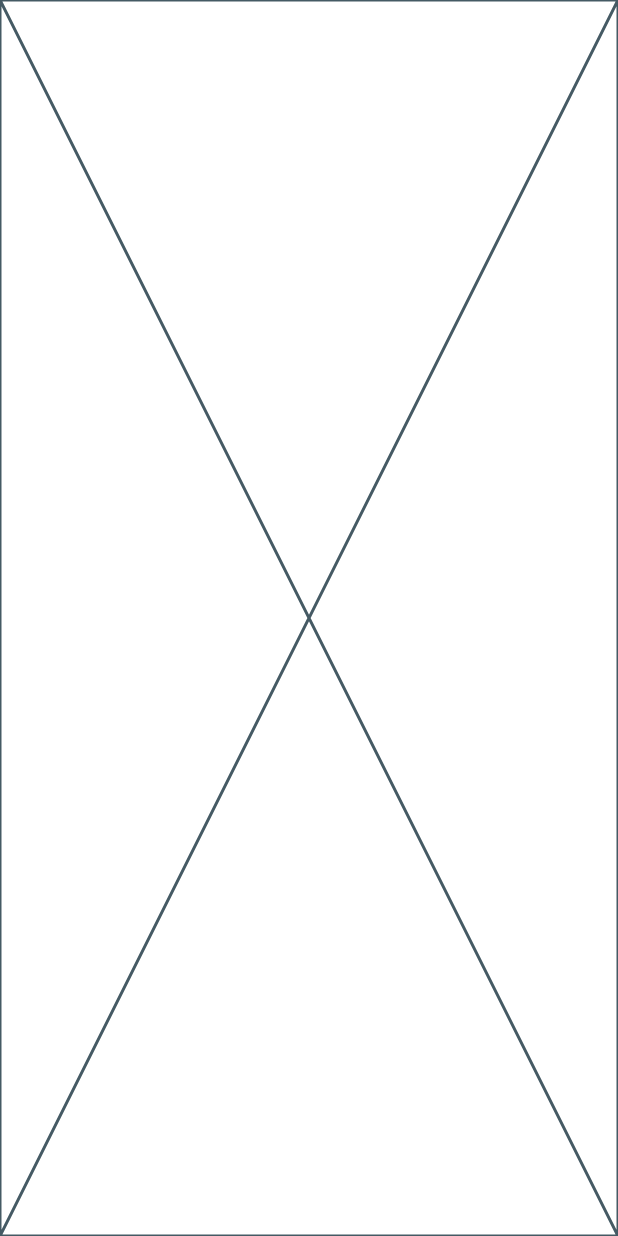
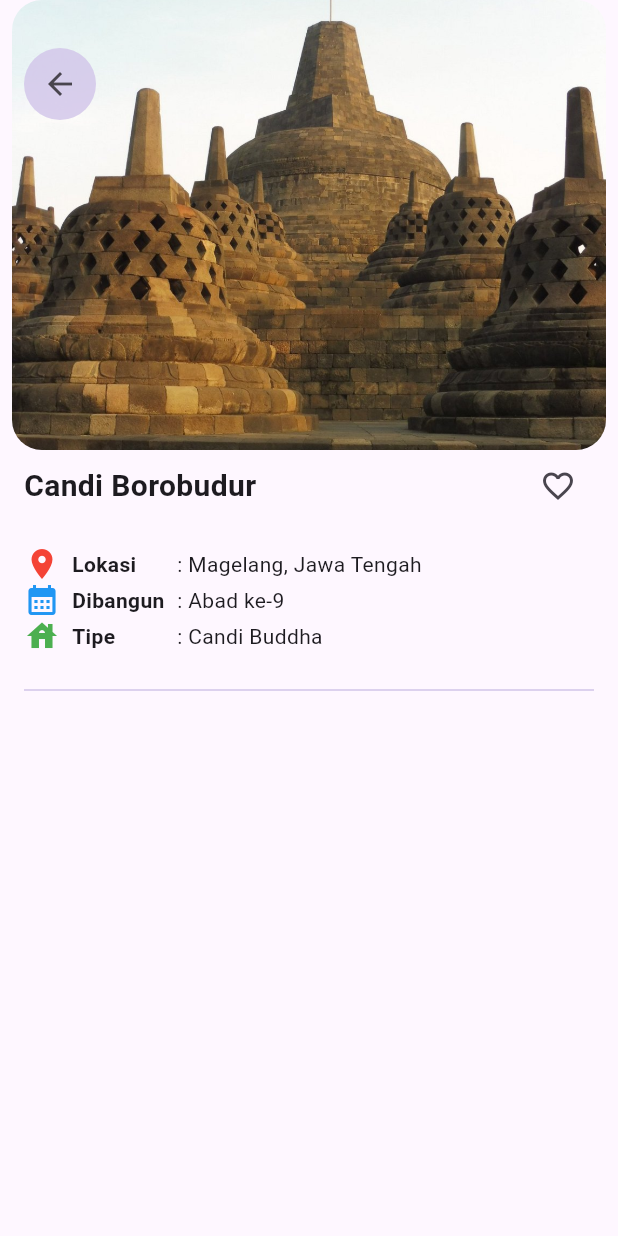
Before and after one commit to FaizZzhue/wisata_candi_faiz, a Flutter app: the screen it shows after launch, on a phone screen of 412 x 824 dp. Run offline on Flutter 3.47's test engine with Material 3 defaults, Android fonts, the phone set to English and light mode, and no system bars.

Commit message:
Update : Lanjutan

```diff
--- /dev/null
+++ b/lib/data/candi_data.dart
@@ -0,0 +1,164 @@
+import 'package:wisata_candi/models/candi.dart';
+
+var candiList = [
+  Candi(
+    name: 'Candi Borobudur',
+    location: 'Magelang, Jawa Tengah',
+    description:
+        'Candi Borobudur, candi Buddha terbesar di dunia, dibangun oleh penganut Buddha Mahayana pada abad ke-9 di Jawa Tengah, Indonesia. Dengan enam teras dan tiga pelataran melingkar yang dihiasi relief dan arca Buddha, Borobudur adalah tempat suci untuk memuliakan Buddha dan panduan ziarah menuju pencerahan. Meskipun ditinggalkan pada abad ke-10, candi ini ditemukan kembali pada tahun 1814 dan setelah pemugaran besar-besaran, diakui sebagai Situs Warisan Dunia oleh UNESCO.',
+    built: 'Abad ke-9',
+    type: 'Candi Buddha',
+    imageAsset: 'assets/borobudur.jpeg',
+    imageUrls: [
+      'https://media-cdn.tripadvisor.com/media/photo-o/11/cd/4f/71/borobudur-and-the-sky.jpg',
+      'https://media-cdn.tripadvisor.com/media/photo-o/11/cd/5d/36/borobudur-airial-view.jpg',
+      'https://media-cdn.tripadvisor.com/media/photo-o/11/cd/4d/c7/borobudur-and-the-sky.jpg',
+      'https://media-cdn.tripadvisor.com/media/photo-o/11/cd/47/0e/borobudur-sunset-moment.jpg',
+    ],
+    isFavorite: false,
+  ),
+  Candi(
+    name: 'Candi Mendut',
+    location: 'Magelang, Jawa Tengah',
+    description:
+        'Candi Mendut adalah candi Buddha yang terletak di Desa Mendut, Kabupaten Magelang, Jawa Tengah, sekitar 3 kilometer dari Candi Borobudur. Dibangun pada masa pemerintahan Raja Indra dari dinasti Syailendra, Candi Mendut dikaitkan dengan prasasti Karangtengah tahun 824 Masehi, yang mengaitkannya dengan istilah "wenuwana" atau hutan bambu. Candi ini dibangun dengan batu bata dan lapisan batu alam, berdiri teguh di atas basement tinggi dengan pintu masuk menghadap barat-daya. Bangunan ini memiliki lorong mengelilingi tubuhnya, atap tiga tingkat, dan dihiasi dengan 48 stupa kecil di bagian puncaknya.',
+    built: 'Abad ke-9',
+    type: 'Candi Buddha',
+    imageAsset: 'assets/mendut.jpeg',
+    imageUrls: [
+      'https://media-cdn.tripadvisor.com/media/photo-o/08/8d/bd/dc/photo1jpg.jpg',
+      'https://media-cdn.tripadvisor.com/media/photo-o/08/30/84/fe/detail.jpg',
+      'https://media-cdn.tripadvisor.com/media/photo-o/07/9c/66/49/parc-du-monastere.jpg',
+      'https://media-cdn.tripadvisor.com/media/photo-o/07/64/89/fe/candi-mendut-temple.jpg',
+    ],
+    isFavorite: false,
+  ),
+  Candi(
+    name: 'Candi Prambanan',
+    location: 'Daerah Istimewa Yogyakarta',
+    description:
+        'Candi Prambanan adalah candi Hindu terbesar di Indonesia, didirikan pada abad ke-9 Masehi dan dipersembahkan untuk Trimurti Hindu: Brahma, Wisnu, dan Siwa. Terletak di Daerah Istimewa Yogyakarta dan Jawa Tengah, kompleks candi ini mencakup Bokoharjo, Prambanan, Sleman, Yogyakarta, serta Tlogo, Prambanan, Klaten, Jawa Tengah. Candi ini termasuk Situs Warisan Dunia UNESCO, memiliki arsitektur tinggi dan ramping, dengan candi Siwa sebagai pusat dengan ketinggian 47 meter. Dibangun mulai sekitar tahun 850 Masehi oleh Rakai Pikatan dan dikembangkan oleh Balitung Maha Sambu dari kerajaan Medang Mataram, Prambanan menjadi daya tarik wisatawan global.',
+    built: 'Abad ke-9',
+    type: 'Candi Hindu',
+    imageAsset: 'assets/prambanan.jpeg',
+    imageUrls: [
+      'http://media-cdn.tripadvisor.com/media/photo-o/11/d3/f4/02/main-prambanan-temple.jpg',
+      'https://media-cdn.tripadvisor.com/media/photo-o/11/d3/f3/fb/main-prambanan-temple.jpg',
+      'https://media-cdn.tripadvisor.com/media/photo-o/11/cd/21/b5/prambanan-diwaktu-malam.jpg',
+      'https://media-cdn.tripadvisor.com/media/photo-o/11/cd/21/a1/prambanan-yang-luas-dan.jpg',
+    ],
+    isFavorite: false,
+  ),
+  Candi(
+    name: 'Candi Lumbung',
+    location: 'Klaten, Jawa Tengah',
+    description:
+        'Candi Lumbung, bagian Taman Wisata Candi Prambanan, terletak di Jawa Tengah, Kabupaten Klaten. Dibangun pada abad ke-9 saat Kerajaan Mataram Kuno, candi ini terdiri dari satu candi induk dan 16 candi perwara. Candi induk memiliki denah poligon bersisi 20, luas 350 m2, dan menghadap ke timur, meskipun sekarang tidak lengkap karena sejumlah batu hilang. Penelitian modern oleh J. Dumarçay juga mencatat perubahan struktur candi ini.',
+    built: 'Abad ke-9',
+    type: 'Candi Buddha',
+    imageAsset: 'assets/lumbung.jpeg',
+    imageUrls: [
+      'https://media-cdn.tripadvisor.com/media/photo-o/28/11/e1/80/lumbung-temple.jpg',
+      'http://media-cdn.tripadvisor.com/media/photo-o/28/11/e1/73/lumbung-temple.jpg',
+      'http://media-cdn.tripadvisor.com/media/photo-o/28/11/e1/21/lumbung-temple.jpg',
+      'https://media-cdn.tripadvisor.com/media/photo-o/28/11/e1/33/lumbung-temple.jpg',
+    ],
+    isFavorite: false,
+  ),
+  Candi(
+    name: 'Candi Sewu',
+    location: 'Klaten, Jawa Tengah',
+    description:
+        'Candi Sewu adalah kompleks candi Buddha yang didirikan pada abad ke-8 Masehi dan terletak sekitar delapan ratus meter di utara Candi Prambanan. Menjadi kompleks candi Buddha terbesar kedua di Jawa Tengah setelah Candi Borobudur, Candi Sewu memiliki nama asli Manjusri grha (Rumah Manjusri), dan usianya lebih tua daripada Candi Borobudur dan Prambanan. Walaupun semula memiliki 249 candi, masyarakat setempat menyebutnya "Sewu" yang dalam bahasa Jawa berarti seribu, merujuk pada legenda Loro Jonggrang.',
+    built: 'Abad ke-8',
+    type: 'Candi Buddha',
+    imageAsset: 'assets/sewu.jpeg',
+    imageUrls: [
+      'https://media-cdn.tripadvisor.com/media/photo-o/16/29/03/ec/dsc-5480-largejpg.jpg',
+      'https://media-cdn.tripadvisor.com/media/photo-o/13/9a/31/8e/caption.jpg',
+      'https://media-cdn.tripadvisor.com/media/photo-o/14/78/fd/64/dsc-0395-largejpg.jpg',
+      'https://media-cdn.tripadvisor.com/media/photo-o/16/10/f6/55/20181224-104447-largejpg.jpg',
+    ],
+    isFavorite: false,
+  ),
+  Candi(
+    name: 'Candi Kalasan',
+    location: 'Daerah Istimewa Yogyakarta',
+    description:
+        'Candi Kalasan, Cagar Budaya Buddha di Yogyakarta, memiliki 52 stupa dan berlokasi di Desa Tirtomartani. Terletak sekitar 2 km dari Candi Prambanan, candi ini awalnya satu-satunya struktur yang ditemukan di situs ini, tetapi penggalian lebih lanjut mengungkap bangunan pendukung lain dan tiga candi kecil di luar bangunan utama. Prasasti Kalasan tahun 778 mengungkapkan pendirian bangunan suci untuk menghormati Bodhisattva wanita, Tarabhawana, oleh Maharaja Tejapurnapana Panangkaran dari keluarga Syailendra. Candi ini dianggap sebagai bukti keberadaan Wangsa Syailendra. Menurut penafsiran ahli, Candi Kalasan adalah gabungan Buddhisme dan Hinduisme, mengalami tiga kali perbaikan. Relief Bodhisattva dan atap berlapis tiga menjadi ciri khas candi ini.',
+    built: 'Abad ke-8',
+    type: 'Candi Buddha',
+    imageAsset: 'assets/kalasan.jpeg',
+    imageUrls: [
+      'https://media-cdn.tripadvisor.com/media/photo-o/11/49/7f/c6/img-20171102-100329-largejpg.jpg',
+      'https://media-cdn.tripadvisor.com/media/photo-o/0d/d1/15/1b/papan-nama-peringatan.jpg',
+      'https://media-cdn.tripadvisor.com/media/photo-o/0d/b4/4a/9d/caption.jpg',
+      'https://media-cdn.tripadvisor.com/media/photo-o/0d/bd/3b/88/20161127-152738-largejpg.jpg',
+    ],
+    isFavorite: false,
+  ),
+  Candi(
+    name: 'Candi Sari',
+    location: 'Daerah Istimewa Yogyakarta',
+    description:
+        'Candi Sari, atau Candi Bendah, adalah candi Buddha yang terletak di Desa Tirtomartani, Sleman, Yogyakarta. Dibangun pada abad ke-8 dan ke-9 saat Kerajaan Mataram Kuno, candi ini memiliki 9 stupa di bagian atasnya yang tersusun dalam 3 deretan sejajar, mirip dengan Candi Borobudur. Bangunannya mirip dengan Candi Plaosan dan memiliki ruangan bertingkat dua di bawah stupa, mungkin digunakan untuk meditasi biksu. Dulu digunakan sebagai Vihara Buddha untuk belajar dan mengajar para biksu.',
+    built: 'Abad ke-8',
+    type: 'Candi Buddha',
+    imageAsset: 'assets/sari.jpeg',
+    imageUrls: [
+      'http://media-cdn.tripadvisor.com/media/photo-o/0d/7a/26/27/p-20150104-102350-hdr.jpg',
+      'https://media-cdn.tripadvisor.com/media/photo-o/17/e4/b5/32/komplek-candi-sari.jpg',
+      'http://media-cdn.tripadvisor.com/media/photo-o/13/46/0c/0e/cube.jpg',
+      'https://media-cdn.tripadvisor.com/media/photo-o/13/46/09/6d/high-wall.jpg',
+    ],
+    isFavorite: false,
+  ),
+  Candi(
+    name: 'Candi Plaosan',
+    location: 'Klaten, Jawa Tengah',
+    description:
+        'Candi Plaosan adalah kompleks percandian di Desa Bugisan, Jawa Tengah. Terdiri dari Candi Plaosan Lor dan Candi Plaosan Kidul, kompleks ini terletak sekitar 1 km dari Candi Sewu atau Candi Prambanan. Bangunan-bangunan dengan stupa, arca Buddha, dan candi perwara menandakan karakter Buddha. Dibangun pada abad ke-9 oleh Raja Rakai Pikatan dan Sri Kahulunan dari Kerajaan Medang, candi ini dahulu dikelilingi oleh parit persegi panjang yang sebagian masih terlihat di timur dan barat candi.',
+    built: 'Abad ke-9',
+    type: 'Candi Buddha',
+    imageAsset: 'assets/plaosan.jpeg',
+    imageUrls: [
+      'https://media-cdn.tripadvisor.com/media/photo-o/15/64/fe/2c/candi-plaosan-nan-exotic.jpg',
+      'https://media-cdn.tripadvisor.com/media/photo-o/0b/9b/16/eb/candi-plaosan-merupakan.jpg',
+      'https://media-cdn.tripadvisor.com/media/photo-o/04/d1/be/8d/candi-plaosan.jpg',
+      'https://media-cdn.tripadvisor.com/media/photo-o/28/14/e5/d4/caption.jpg',
+    ],
+    isFavorite: false,
+  ),
+  Candi(
+    name: 'Candi Singosari',
+    location: 'Malang, Jawa Timur',
+    description:
+        'Candi Singasari adalah situs Hindu-Buddha bersejarah dari Kerajaan Singasari, terletak di Singosari, Malang, Jawa Timur, Indonesia, sekitar 10 km dari Kota Malang. Candi ini merupakan tempat pemujaan Raja Kertanegara, raja terakhir Singasari, yang wafat pada 1292. Terletak di lembah di antara Pegunungan Tengger dan Gunung Arjuno, candi ini dibangun dengan metode menumpuk batu andesit dan diukir dari atas ke bawah.',
+    built: 'Abad ke-13',
+    type: 'Candi Hindu-Buddha',
+    imageAsset: 'assets/singosari.jpeg',
+    imageUrls: [
+      'https://media-cdn.tripadvisor.com/media/photo-o/06/c9/d4/f2/candi-singosari.jpg',
+      'https://media-cdn.tripadvisor.com/media/photo-o/1a/ca/37/49/candi-cungkup-candirenggo.jpg',
+      'https://media-cdn.tripadvisor.com/media/photo-o/15/a2/c0/8d/dvarapala.jpg',
+      'https://media-cdn.tripadvisor.com/media/photo-o/15/a2/c0/88/singosari-temple-kala.jpg',
+    ],
+    isFavorite: false,
+  ),
+  Candi(
+    name: 'Candi Jago',
+    location: 'Malang, Jawa Timur',
+    description:
+        'Candi Jago, didirikan oleh Kerajaan Singhasari abad ke-13 untuk menghormati Raja Wisnuwardhana, terletak di Desa Tumpang, Malang, Jawa Timur. Candi ini menganut agama Buddha Tatrayana dan memiliki arca khas amoghapasa yang mewakili Raja Wisnuwarddhana. Bangunan candi ini, terbuat dari batu andesit, memiliki bagian atas yang tersisa sebagian karena diterjang petir. Relief Kunjarakarna dan Pancatantra dapat ditemukan di sini. Arca Manjusri yang awalnya berada di candi ini, kini tersimpan di Museum Nasional.',
+    built: 'Abad ke-13',
+    type: 'Candi Buddha',
+    imageAsset: 'assets/jago.jpeg',
+    imageUrls: [
+      'https://media-cdn.tripadvisor.com/media/photo-o/08/75/ab/a3/photo2jpg.jpg',
+      'https://media-cdn.tripadvisor.com/media/photo-o/08/75/ab/a1/photo0jpg.jpg',
+      'https://media-cdn.tripadvisor.com/media/photo-o/05/60/f7/12/jhago-temple.jpg',
+      'https://media-cdn.tripadvisor.com/media/photo-o/05/60/f6/e5/jhago-temple.jpg',
+    ],
+    isFavorite: false,
+  ),
+];
--- a/lib/main.dart
+++ b/lib/main.dart
@@ -1,4 +1,6 @@
 import 'package:flutter/material.dart';
+import 'package:wisata_candi/data/candi_data.dart';
+import 'package:wisata_candi/screens/detail_screen.dart';
 
 void main() {
   runApp(const MyApp());
@@ -11,20 +13,13 @@ class MyApp extends StatelessWidget {
   @override
   Widget build(BuildContext context) {
     return MaterialApp(
+      debugShowCheckedModeBanner: false,
       title: 'Wisata Candi',
       theme: ThemeData(
         colorScheme: ColorScheme.fromSeed(seedColor: Colors.deepPurple),
+        useMaterial3: true,
       ),
-      home: DetailScreen(),
+      home: DetailScreen(candi: candiList[0]),
     );
   }
 }
-
-class DetailScreen extends StatelessWidget {
-
-  @override
-  Widget build(BuildContext context) {
-    return Placeholder(
-    );
-  }
-}
--- /dev/null
+++ b/lib/models/candi.dart
@@ -0,0 +1,22 @@
+class Candi {
+  final String name;
+  final String location;
+  final String description;
+  final String built;
+  final String type;
+  final String imageAsset;
+  final List<String> imageUrls;
+  bool isFavorite;
+
+  Candi({
+    required this.name,
+    required this.location,
+    required this.description,
+    required this.built,
+    required this.type,
+    required this.imageAsset,
+    required this.imageUrls,
+    this.isFavorite = false,
+  });
+
+}
--- /dev/null
+++ b/lib/screens/detail_screen.dart
@@ -0,0 +1,109 @@
+import'package:flutter/material.dart';
+import 'package:wisata_candi/models/candi.dart';
+
+
+class DetailScreen extends StatelessWidget {
+  final Candi candi;
+
+  const DetailScreen({super.key, required this.candi});
+
+  @override
+  Widget build(BuildContext context) {
+    return Scaffold(
+      body: Column(
+        children: [
+          // Detail Header
+          Stack(
+            children: [
+              Padding(
+                //   image utama
+                padding: const EdgeInsets.symmetric(horizontal: 8.0),
+                child: ClipRRect(
+                  borderRadius: BorderRadius.circular(20),
+                  child: Image.asset(
+                    candi.imageAsset,
+                    width: double.infinity,
+                    height: 300,
+                    fit: BoxFit.cover,
+                  ),
+                ),
+              ),
+              // tombol back kustom
+              Padding(
+                padding: const EdgeInsets.symmetric(horizontal: 16, vertical: 32,
+                ),
+                child: Container(
+                  decoration: BoxDecoration(
+                    color: Colors.deepPurple[100]?.withOpacity(0.8),
+                    shape: BoxShape.circle,
+                  ),
+                  child: IconButton(
+                      onPressed: () {},
+                      icon: const Icon (
+                        Icons.arrow_back,
+                      )
+                  ),
+                ),
+              ),
+            ],
+          ),
+        //   Detail Info
+          Padding(
+            padding: const EdgeInsets.symmetric(horizontal: 16),
+            child: Column(
+              children: [
+              //   info atas (nama candi dan tombol favorit
+                Row(
+                  mainAxisAlignment: MainAxisAlignment.spaceBetween,
+                  children: [
+                    Text(
+                      candi.name,
+                      style: TextStyle(
+                        fontSize: 20,
+                        fontWeight: FontWeight.bold,
+                      ),
+                    ),
+                    IconButton(
+                        onPressed: () {},
+                        icon: Icon(Icons.favorite_border),
+                    ),
+                  ],
+                ),
+              //   info tengah (lokasi, dibangun, tipe
+                SizedBox(height: 16,),
+                Row(children: [
+                  Icon(Icons.place, color: Colors.red,),
+                  SizedBox(width: 8,),
+                  SizedBox(width: 70,
+                    child: Text('Lokasi', style: TextStyle(
+                      fontWeight: FontWeight.bold),),),
+                  Text(': ${candi.location}'),
+                ],),
+                Row(children: [
+                  Icon(Icons.calendar_month, color: Colors.blue,),
+                  SizedBox(width: 8,),
+                  SizedBox(width: 70,
+                    child: Text('Dibangun', style: TextStyle(
+                      fontWeight: FontWeight.bold),),),
+                  Text(': ${candi.built}'),
+                ],),
+                Row(children: [
+                  Icon(Icons.house, color: Colors.green,),
+                  SizedBox(width: 8,),
+                  SizedBox(width: 70,
+                    child: Text('Tipe', style: TextStyle(
+                      fontWeight: FontWeight.bold),),),
+                  Text(': ${candi.type}'),
+                ],),
+                SizedBox(height: 16,),
+                Divider(color: Colors.deepPurple.shade100,),
+                SizedBox(height: 16,),
+              //   info bawah (deskripsi)
+              ],
+            ),
+          ),
+        ],
+      ),
+    );
+  }
+}
```
Also changed, not shown: pubspec.yaml (+14 -0 lines), assets/borobudur.jpeg (added), assets/jago.jpeg (added), assets/kalasan.jpeg (added), assets/logo_candi.png (added), assets/lumbung.jpeg (added), assets/mendut.jpeg (added), assets/placeholder_image.png (added), assets/plaosan.jpeg (added), assets/prambanan.jpeg (added), assets/sari.jpeg (added), assets/sewu.jpeg (added), assets/singosari.jpeg (added), pubspec.lock, 1 other file.
